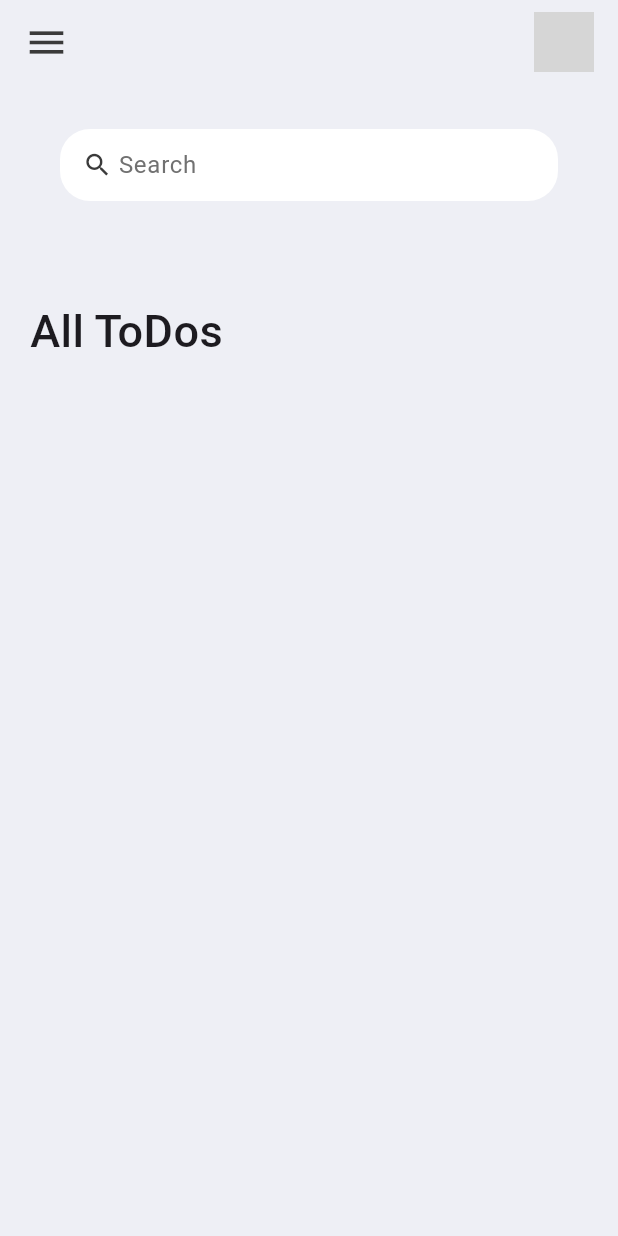
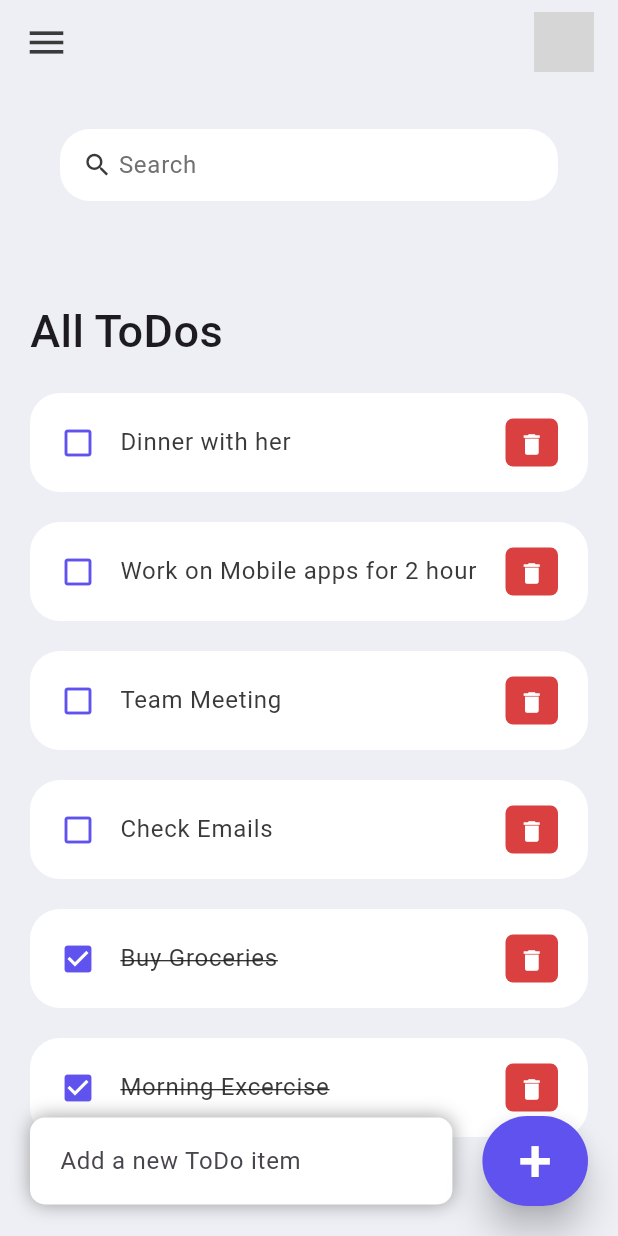
Before and after one commit to Rakib330/classico, a Flutter app: the screen it shows after launch, on a phone screen of 412 x 824 dp. Run offline on Flutter 3.47's test engine with Material 3 defaults, Android fonts, the phone set to English and light mode, and no system bars; grey boxes are pictures that could not be loaded.

Commit message:
ToDo Done

```diff
--- /dev/null
+++ b/lib/model/todo.dart
@@ -0,0 +1,22 @@
+class ToDo {
+  String? id;
+  String? todoText;
+  bool isDone;
+
+  ToDo({
+    required this.id,
+    required this.todoText,
+    this.isDone = false,
+  });
+
+  static List<ToDo> todoList() {
+    return [
+      ToDo(id: '01', todoText: 'Morning Excercise', isDone: true),
+      ToDo(id: '02', todoText: 'Buy Groceries', isDone: true),
+      ToDo(id: '03', todoText: 'Check Emails'),
+      ToDo(id: '04', todoText: 'Team Meeting'),
+      ToDo(id: '05', todoText: 'Work on Mobile apps for 2 hour'),
+      ToDo(id: '06', todoText: 'Dinner with her')
+    ];
+  }
+}
--- a/lib/screens/home.dart
+++ b/lib/screens/home.dart
@@ -1,21 +1,41 @@
-import 'package:classico/constants/colors.dart';
 import 'package:flutter/material.dart';
+import '../constants/colors.dart';
+import '../widgets/todo_item.dart';
+import '../model/todo.dart';
 
-class Home extends StatelessWidget {
-  const Home({Key? key}) : super(key: key);
+class Home extends StatefulWidget {
+  Home({Key? key}) : super(key: key);
+
+  @override
+  State<Home> createState() => _HomeState();
+}
+
+class _HomeState extends State<Home> {
+  final todosList = ToDo.todoList();
+  List<ToDo> _foundToDo = [];
+  final _todoController = TextEditingController();
+
+  @override
+  void initState() {
+    _foundToDo = todosList;
+    super.initState();
+  }
 
   @override
   Widget build(BuildContext context) {
     return Scaffold(
         backgroundColor: tdBGColor,
         appBar: _buildAppBar(),
-        body: Container(
+        body: Stack(
+          children: [
+            Container(
               padding: EdgeInsets.symmetric(horizontal: 20, vertical: 15),
               child: Column(
                 children: [
                   searchBox(),
                   Expanded(
-                  child: ListView(children: [
+                      child: ListView(
+                    children: [
                       Container(
                         margin: EdgeInsets.only(
                           top: 50,
@@ -23,14 +43,106 @@ class Home extends StatelessWidget {
                         ),
                         child: Text(
                           'All ToDos',
-                    style: TextStyle(fontSize: 30, fontWeight: FontWeight.w500),
+                          style: TextStyle(
+                              fontSize: 30, fontWeight: FontWeight.w500),
+                        ),
+                      ),
+                      for (ToDo todoo in _foundToDo.reversed)
+                        ToDoItem(
+                            todo: todoo,
+                            onToDoChanged: _handleToDoChange,
+                            onDeleteItem: _deletToDoItem),
+                    ],
+                  ))
+                ],
+              ),
+            ),
+            Align(
+              alignment: Alignment.bottomCenter,
+              child: Row(
+                children: [
+                  Expanded(
+                      child: Container(
+                    margin: EdgeInsets.only(bottom: 20, right: 20, left: 20),
+                    padding: EdgeInsets.symmetric(horizontal: 20, vertical: 5),
+                    decoration: BoxDecoration(
+                      color: Colors.white,
+                      boxShadow: const [
+                        BoxShadow(
+                            color: Colors.grey,
+                            offset: Offset(0.0, 0.0),
+                            blurRadius: 10.0,
+                            spreadRadius: 0.0)
+                      ],
+                      borderRadius: BorderRadius.circular(10),
+                    ),
+                    child: TextField(
+                      controller: _todoController,
+                      decoration: InputDecoration(
+                          hintText: 'Add a new ToDo item',
+                          border: InputBorder.none),
+                    ),
+                  )),
+                  Container(
+                    margin: EdgeInsets.only(bottom: 20, right: 20),
+                    child: ElevatedButton(
+                      child: Text(
+                        '+',
+                        style: TextStyle(fontSize: 40, color: Colors.white),
+                      ),
+                      onPressed: () {
+                        _addToDoItem(_todoController.text);
+                      },
+                      style: ElevatedButton.styleFrom(
+                        primary: tdBlue,
+                        minimumSize: Size(60, 60),
+                        elevation: 10,
+                      ),
                     ),
                   )
-              ]))
                 ],
               ),
+            )
+          ],
         ));
   }
+
+  void _handleToDoChange(ToDo todo) {
+    setState(() {
+      todo.isDone = !todo.isDone;
+    });
+  }
+
+  void _deletToDoItem(String Id) {
+    setState(() {
+      todosList.removeWhere((element) => element.id == Id);
+    });
+  }
+
+  void _addToDoItem(String toDo) {
+    setState(() {
+      todosList.add(ToDo(
+        id: DateTime.now().microsecondsSinceEpoch.toString(),
+        todoText: toDo,
+      ));
+    });
+    _todoController.clear();
+  }
+
+  void _runFilter(String enterKeyword) {
+    List<ToDo> results = [];
+    if (enterKeyword.isEmpty) {
+      results = todosList;
+    } else {
+      results = todosList
+          .where((element) => element.todoText!
+              .toLowerCase()
+              .contains(enterKeyword.toLowerCase()))
+          .toList();
+    }
+    setState(() {
+      _foundToDo = results;
+    });
   }
 
   Widget searchBox() {
@@ -41,11 +153,14 @@ Widget searchBox() {
             Container(
                 padding: EdgeInsets.symmetric(horizontal: 15),
                 decoration: BoxDecoration(
-                  color: Colors.white, borderRadius: BorderRadius.circular(20)),
+                    color: Colors.white,
+                    borderRadius: BorderRadius.circular(20)),
                 child: TextField(
+                    onChanged: (value) => _runFilter(value),
                     decoration: InputDecoration(
                         contentPadding: EdgeInsets.all(0),
-                      prefixIcon: Icon(Icons.search, color: tdBlack, size: 20),
+                        prefixIcon:
+                            Icon(Icons.search, color: tdBlack, size: 20),
                         prefixIconConstraints:
                             BoxConstraints(maxHeight: 25, minHeight: 20),
                         border: InputBorder.none,
@@ -59,7 +174,8 @@ AppBar _buildAppBar() {
     return AppBar(
         backgroundColor: tdBGColor,
         elevation: 0,
-      title: Row(mainAxisAlignment: MainAxisAlignment.spaceBetween, children: [
+        title:
+            Row(mainAxisAlignment: MainAxisAlignment.spaceBetween, children: [
           Icon(Icons.menu, color: tdBlack, size: 30),
           Container(
             height: 40,
@@ -70,3 +186,4 @@ AppBar _buildAppBar() {
           )
         ]));
   }
+}
--- /dev/null
+++ b/lib/widgets/todo_item.dart
@@ -0,0 +1,58 @@
+import '../constants/colors.dart';
+import 'package:flutter/material.dart';
+
+import '../model/todo.dart';
+
+class ToDoItem extends StatelessWidget {
+  final ToDo todo;
+  final onToDoChanged;
+  final onDeleteItem;
+
+  const ToDoItem(
+      {Key? key,
+      required this.todo,
+      required this.onToDoChanged,
+      required this.onDeleteItem})
+      : super(key: key);
+
+  @override
+  Widget build(BuildContext context) {
+    return Container(
+      margin: EdgeInsets.only(bottom: 20),
+      child: ListTile(
+        onTap: () {
+          onToDoChanged(todo);
+        },
+        shape: RoundedRectangleBorder(borderRadius: BorderRadius.circular(20)),
+        contentPadding: EdgeInsets.symmetric(vertical: 5, horizontal: 20),
+        tileColor: Colors.white,
+        leading: Icon(
+            todo.isDone ? Icons.check_box : Icons.check_box_outline_blank,
+            color: tdBlue),
+        title: Text(
+          todo.todoText!,
+          style: TextStyle(
+              fontSize: 16,
+              color: tdBlack,
+              decoration: todo.isDone ? TextDecoration.lineThrough : null),
+        ),
+        trailing: Container(
+          padding: EdgeInsets.all(0),
+          margin: EdgeInsets.symmetric(vertical: 12),
+          height: 35,
+          width: 35,
+          decoration: BoxDecoration(
+              color: tdRed, borderRadius: BorderRadius.circular(5)),
+          child: IconButton(
+            onPressed: () {
+              onDeleteItem(todo.id);
+            },
+            icon: Icon(Icons.delete),
+            iconSize: 18,
+            color: Colors.white,
+          ),
+        ),
+      ),
+    );
+  }
+}
```
Lines whose indentation alone changed are shown as unchanged.
